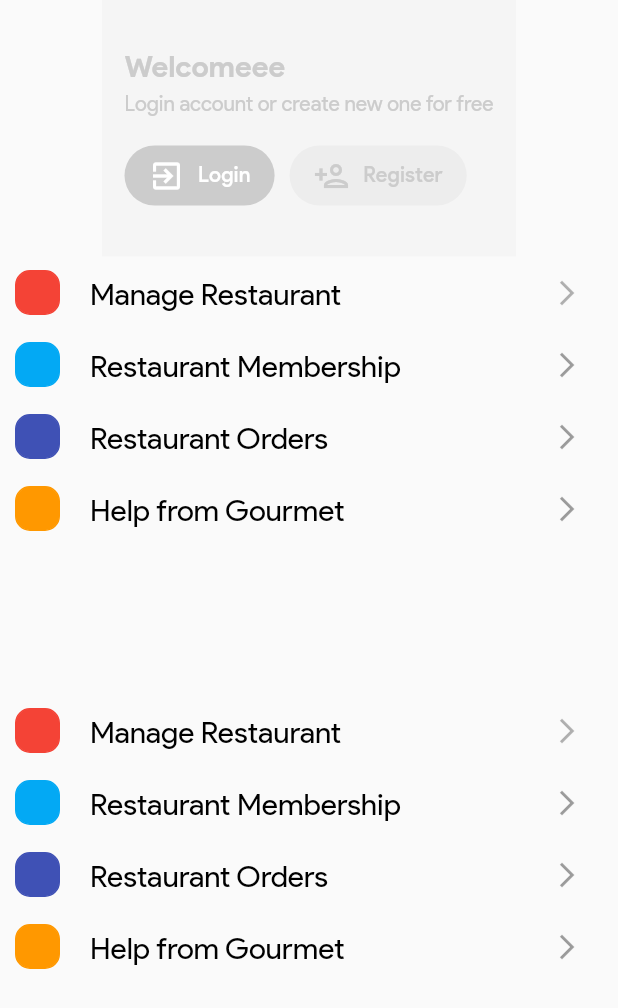
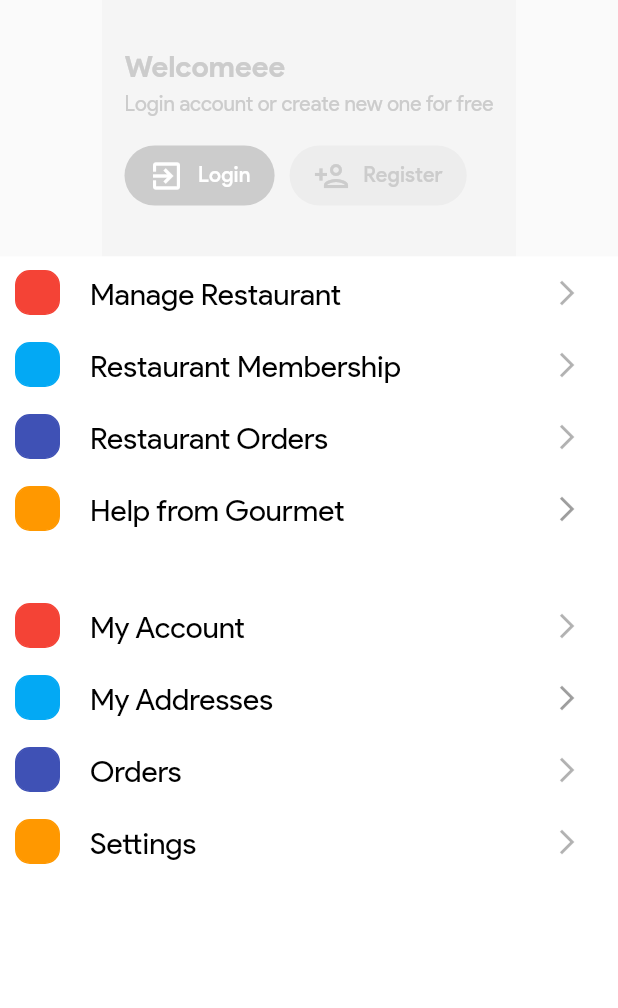
Before and after one commit to zeeshan-mehdi/gourmet, a Flutter app: the KitchenProfile screen opened by its route, on a phone screen of 412 x 824 dp. Shown: the top 1008 px of the screen. Run offline on Flutter 3.47's test engine with Material 2 defaults, Android fonts, the phone set to English and light mode, and no system bars; our stand-ins replace cached_network_image, carousel_slider, cloud_firestore, dio, firebase_auth, firebase_core and 12 more; missing offline and left inert: flutter_absolute_path, global_configuration, google_map_location_picker, multi_image_picker2, multiselect_dropdown, my_fatoorah and 1 more; accounts and stored records are empty; network calls fail.

Commit message:
menue almost finished

```diff
--- a/lib/restaurent_app/src/elements/OrderItemWidget.dart
+++ b/lib/restaurent_app/src/elements/OrderItemWidget.dart
@@ -127,7 +127,7 @@ class _OrderItemWidgetState extends State<OrderItemWidget> {
                     MaterialButton(
                       elevation: 0,
                       onPressed: () {
-                        Navigator.of(context).pushNamed('/OrderDetails', arguments: RouteArgument(id: widget.order.id));
+                        Navigator.of(context).pushNamed('/RestaurantOrderDetails', arguments: RouteArgument(id: widget.order.id));
                       },
                       textColor: Theme.of(context).hintColor,
                       child: Text(S.of(context).view),
@@ -137,7 +137,7 @@ class _OrderItemWidgetState extends State<OrderItemWidget> {
                       MaterialButton(
                         elevation: 0,
                         onPressed: () {
-                          Navigator.of(context).pushNamed('/OrderEdit', arguments: RouteArgument(id: widget.order.id));
+                          Navigator.of(context).pushNamed('/RestaurantOrderEdit', arguments: RouteArgument(id: widget.order.id));
                         },
                         textColor: Theme.of(context).hintColor,
                         child: Text(S.of(context).edit),
--- a/lib/restaurent_app/src/pages/order_edit.dart
+++ b/lib/restaurent_app/src/pages/order_edit.dart
@@ -99,9 +99,9 @@ class _OrderEditWidgetState extends StateMVC<OrderEditWidget> {
         automaticallyImplyLeading: false,
         backgroundColor: Colors.transparent,
         elevation: 0,
-        actions: <Widget>[
-          new ShoppingCartButtonWidget(iconColor: Theme.of(context).hintColor, labelColor: Theme.of(context).accentColor),
-        ],
+        // actions: <Widget>[
+        //   new ShoppingCartButtonWidget(iconColor: Theme.of(context).hintColor, labelColor: Theme.of(context).accentColor),
+        // ],
       ),
       body: _con.order == null
           ? CircularLoadingWidget(height: 400)
--- a/lib/restaurent_app/src/pages/settings.dart
+++ b/lib/restaurent_app/src/pages/settings.dart
@@ -33,8 +33,8 @@ class _SettingsWidgetState extends StateMVC<SettingsWidget> {
         key: _con.scaffoldKey,
         appBar: AppBar(
           leading: new IconButton(
-            icon: new Icon(Icons.sort, color: Theme.of(context).hintColor),
-            onPressed: () => widget.parentScaffoldKey.currentState.openDrawer(),
+            icon: new Icon(Icons.arrow_back, color: Theme.of(context).hintColor),
+            onPressed: () => Navigator.of(context).pushNamed('/Pages',arguments: 3),
           ),
           automaticallyImplyLeading: false,
           backgroundColor: Colors.transparent,
--- a/lib/restaurent_app/src/repository/order_repository.dart
+++ b/lib/restaurent_app/src/repository/order_repository.dart
@@ -8,8 +8,8 @@ import '../helpers/helper.dart';
 import '../models/address.dart';
 import '../models/order.dart';
 import '../models/order_status.dart';
-import '../models/user.dart';
-import '../repository/user_repository.dart' as userRepo;
+import '../../../src/models/user.dart';
+import '../../../src/repository/user_repository.dart' as userRepo;
 
 Future<Stream<Order>> getOrders({List<String> statusesIds}) async {
   Uri uri = Helper.getUri('api/orders');
--- a/lib/route_generator.dart
+++ b/lib/route_generator.dart
@@ -41,6 +41,7 @@ import 'src/pages/tracking.dart';
 import 'restaurent_app/src/pages/details.dart' as restDetails;
 import 'restaurent_app/src/pages/order.dart' as restOrders;
 import 'restaurent_app/src/pages/order_edit.dart' as restOrderEdit;
+import 'restaurent_app/src/pages/chat.dart' as restChat;
 
 
 
@@ -127,6 +128,8 @@ class RouteGenerator {
         return MaterialPageRoute(builder: (_) => restOrders.OrderWidget(routeArgument: args));
       case '/RestaurantOrderEdit':
         return MaterialPageRoute(builder: (_) => restOrderEdit.OrderEditWidget(routeArgument: args ));
+      case '/RestaurantChat':
+        return MaterialPageRoute(builder: (_) => restChat.ChatWidget(routeArgument: args ));
 
       // case '/RestaurantPages':
       //   return MaterialPageRoute(builder: (_) => MarketsWidget(parentScaffoldKey: args));
--- a/lib/src/elements/ProfileKitchenSection.dart
+++ b/lib/src/elements/ProfileKitchenSection.dart
@@ -10,6 +10,8 @@ class ProfileKitchenSection extends StatefulWidget {
 }
 
 class _ProfileKitchenSectionState extends State<ProfileKitchenSection> {
+
+
   @override
   Widget build(BuildContext context) {
     return Container(
@@ -21,9 +23,11 @@ class _ProfileKitchenSectionState extends State<ProfileKitchenSection> {
             Navigator.of(context).pushNamed('/Pages',arguments: 4 );
           },),
 
-          ListItem(color:Colors.lightBlue , title: 'Restaurant Membership',),
+          ListItem(color:Colors.lightBlue , title: 'Restaurant Membership',onPressed: (){},),
 
-          ListItem(color:Colors.indigo, title: 'Restaurant Orders',),
+          ListItem(color:Colors.indigo, title: 'Restaurant Orders',onPressed: (){
+            Navigator.of(context).pushNamed('/Pages',arguments: 5 );
+          },),
 
           ListItem(color:Colors.orange , title: 'Help from Gourmet',),
 
@@ -46,13 +50,19 @@ class _UserProfileSectionState extends State<UserProfileSection> {
       child: Column(
         children: [
 
-          ListItem(color:Colors.red , title: 'My Account',),
+          ListItem(color:Colors.red , title: 'My Account',onPressed: (){
+            Navigator.of(context).pushNamed('/Pages',arguments: 6);
+          },),
 
           ListItem(color:Colors.lightBlue , title: 'My Addresses',),
 
-          ListItem(color:Colors.indigo, title: 'Orders',),
+          ListItem(color:Colors.indigo, title: 'Orders',onPressed: (){
+            Navigator.of(context).pushNamed('/Pages',arguments: 1);
+          },),
 
-          ListItem(color:Colors.orange , title: 'Settings',),
+          ListItem(color:Colors.orange , title: 'Settings',onPressed: (){
+            Navigator.of(context).pushNamed('/Pages',arguments: 7);
+          },),
 
         ],
       ),
--- a/lib/src/pages/kitchen_profile.dart
+++ b/lib/src/pages/kitchen_profile.dart
@@ -18,19 +18,16 @@ class _KitchenProfileState extends State<KitchenProfile> {
         child: Column(
           children: [
              currentUser.value.apiToken != null
-                ? UserAccountsDrawerHeader(
-              decoration: BoxDecoration(
-                color: Theme.of(context).hintColor.withOpacity(0.1),
-              ),
-              accountName: Text(
-                currentUser.value.name,
-                style: Theme.of(context).textTheme.headline6,
-              ),
-              accountEmail: Text(
-                currentUser.value.email,
-                style: Theme.of(context).textTheme.caption,
-              ),
-              currentAccountPicture: Stack(
+                ? Container(
+               padding: EdgeInsets.only(top: 58,left: 15),
+               height: 200,
+                  color: Color(0xFFF7F8FA),
+                  child: Row(
+
+                    mainAxisAlignment: MainAxisAlignment.start,
+                    crossAxisAlignment: CrossAxisAlignment.start,
+               children: [
+                   Stack(
                      children: [
                        SizedBox(
                          width: 80,
@@ -63,6 +60,38 @@ class _KitchenProfileState extends State<KitchenProfile> {
                          )
                              : SizedBox(),
                        )
+                     ],
+                   ),
+
+                   SizedBox(width: 25,),
+                   Column(
+                     crossAxisAlignment: CrossAxisAlignment.start,
+                     children: [
+                       Row(
+                         mainAxisAlignment: MainAxisAlignment.start,
+                         children: [
+                           Text(currentUser.value.name?.toUpperCase()??'',style: Theme.of(context).textTheme.headline1.copyWith(fontWeight: FontWeight.bold)),
+                           SizedBox(width: 5,),
+                           InkWell(child: Icon(Icons.arrow_forward_ios_outlined,color: Colors.black.withOpacity(0.3),),onTap: (){},),
+                         ],
+                       ),
+                       SizedBox(height: 5,),
+                       Container(
+                         height: 25,
+                         margin: EdgeInsets.all(0),
+                         child: Padding(
+                           padding: const EdgeInsets.symmetric(horizontal:12.0,),
+                           child: Center(child: Text('VIP KITCHEN',style: Theme.of(context).textTheme.headline6.copyWith(fontSize: 12,color: Colors.white))),
+                         ),
+                         decoration: BoxDecoration(
+                             border: Border.all(color: const Color(0xFFFF2E55)),
+                             borderRadius: BorderRadius.all(Radius.circular(5)),
+                             color: const Color(0xFFFF2E55)
+                         ),
+                       ),
+                     ],
+                   ),
+
                ],
              ),
                 )
@@ -130,11 +159,21 @@ class _KitchenProfileState extends State<KitchenProfile> {
             ),
 
 
+            Container(
+              height: MediaQuery.of(context).size.height-260,
+              color: Colors.white,
+              child: Column(
+                children: [
                   ProfileKitchenSection(),
 
-            SizedBox(height: 100,),
+                  SizedBox(height: 30,),
 
-            ProfileKitchenSection(),
+                  UserProfileSection(),
+                ],
+              ),
+            )
+
+
 
           ],
         ),
--- a/lib/src/pages/profile.dart
+++ b/lib/src/pages/profile.dart
@@ -33,8 +33,8 @@ class _ProfileWidgetState extends StateMVC<ProfileWidget> {
       drawer: DrawerWidget(),
       appBar: AppBar(
         leading: new IconButton(
-          icon: new Icon(Icons.sort, color: Theme.of(context).primaryColor),
-          onPressed: () => _con.scaffoldKey?.currentState?.openDrawer(),
+          icon: new Icon(Icons.arrow_back, color: Theme.of(context).hintColor),
+          onPressed: () => Navigator.of(context).pushNamed('/Pages',arguments: 3),
         ),
         automaticallyImplyLeading: false,
         backgroundColor: Theme.of(context).accentColor,
--- a/lib/src/pages/settings.dart
+++ b/lib/src/pages/settings.dart
@@ -31,6 +31,12 @@ class _SettingsWidgetState extends StateMVC<SettingsWidget> {
           backgroundColor: Colors.transparent,
           elevation: 0,
           centerTitle: true,
+
+          leading: new IconButton(
+            icon: new Icon(Icons.arrow_back, color: Theme.of(context).hintColor),
+            onPressed: () => Navigator.of(context).pushNamed('/Pages',arguments: 3),
+          ),
+
           title: Text(
             S.of(context).settings,
             style: Theme.of(context).textTheme.headline6.merge(TextStyle(letterSpacing: 1.3)),
```
Also changed, not shown: lib/restaurent_app/src/controllers/market_controller.dart (+18 -1 lines), lib/restaurent_app/src/pages/details.dart (+16 -4 lines), lib/restaurent_app/src/pages/order.dart (+8 -8 lines), lib/restaurent_app/src/pages/orders.dart (+5 -5 lines), lib/src/pages/pages.dart (+34 -13 lines), 1 other file. Lines whose indentation alone changed are shown as unchanged.
